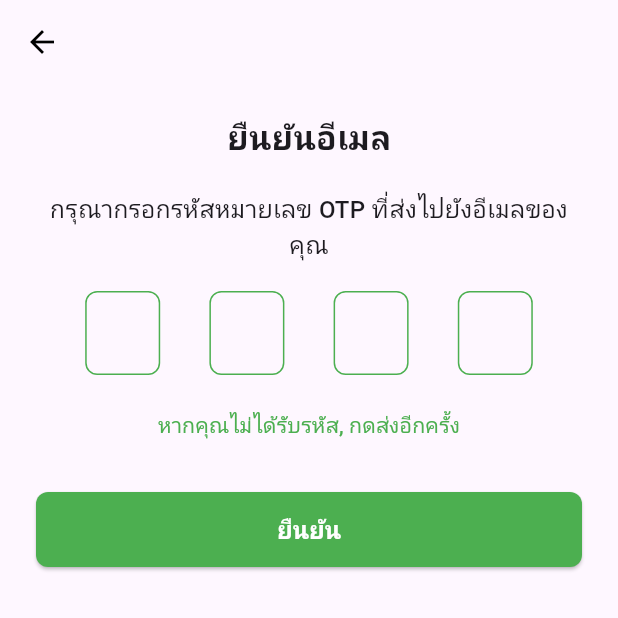
After one commit to Praewawawa/chemicalsprayingchemicalspraying-App, a Flutter app: the OtpLoginScreen screen opened directly, on a phone screen of 412 x 824 dp, the top half of it. The commit adds this screen. Run offline on Flutter 3.47's test engine with Material 3 defaults, Android fonts, the phone set to English and light mode, and no system bars; our stand-ins replace auto_route, google_maps_flutter, percent_indicator, shared_preferences; accounts and stored records are empty.

Commit message:
Initial commit

```diff
--- a/lib/screen/addprofile.dart
+++ b/lib/screen/addprofile.dart
@@ -76,6 +76,7 @@ class _AddprofilePageState extends State<AddprofilePage> {
                   context.router.push(const ProfileRoute());
                   break;
               }
+
         },
       ),
     );
--- /dev/null
+++ b/lib/screen/otplogin.dart
@@ -0,0 +1,95 @@
+import 'package:auto_route/auto_route.dart';
+import 'package:flutter/material.dart';
+
+@RoutePage()
+class OtpLoginScreen extends StatelessWidget {
+    const OtpLoginScreen({super.key});
+
+
+  @override
+  Widget build(BuildContext context) {
+    return Scaffold(
+      appBar: AppBar(
+        backgroundColor: Colors.transparent,
+        elevation: 0,
+        leading: IconButton(
+          icon: const Icon(Icons.arrow_back, color: Colors.black),
+          onPressed: () => Navigator.of(context).pop(),
+        ),
+      ),
+      body: Padding(
+        padding: const EdgeInsets.symmetric(horizontal: 24.0),
+        child: Column(
+          crossAxisAlignment: CrossAxisAlignment.center,
+          children: [
+            const SizedBox(height: 20),
+            const Text(
+              'ยืนยันอีเมล',
+              style: TextStyle(fontSize: 22, fontWeight: FontWeight.bold),
+            ),
+            const SizedBox(height: 20),
+            const Text(
+              'กรุณากรอกรหัสหมายเลข OTP ที่ส่งไปยังอีเมลของคุณ',
+              textAlign: TextAlign.center,
+              style: TextStyle(fontSize: 16, fontWeight: FontWeight.w500),
+            ),
+            const SizedBox(height: 20),
+            Row(
+              mainAxisAlignment: MainAxisAlignment.spaceEvenly,
+              children: List.generate(
+                4,
+                (index) => SizedBox(
+                  width: 50,
+                  child: TextField(
+                    keyboardType: TextInputType.number,
+                    textAlign: TextAlign.center,
+                    maxLength: 1,
+                    decoration: InputDecoration(
+                      counterText: '',
+                      enabledBorder: OutlineInputBorder(
+                        borderSide: const BorderSide(color: Colors.green),
+                        borderRadius: BorderRadius.circular(8),
+                      ),
+                      focusedBorder: OutlineInputBorder(
+                        borderSide: const BorderSide(color: Colors.green, width: 2),
+                        borderRadius: BorderRadius.circular(8),
+                      ),
+                    ),
+                  ),
+                ),
+              ),
+            ),
+            const SizedBox(height: 10),
+            TextButton(
+              onPressed: () {},
+              child: const Text(
+                'หากคุณไม่ได้รับรหัส, กดส่งอีกครั้ง',
+                style: TextStyle(color: Colors.green, fontSize: 14),
+              ),
+            ),
+            const SizedBox(height: 20),
+            SizedBox(
+              width: double.infinity,
+              height: 50,
+              child: ElevatedButton(
+                onPressed: () {
+                  context.router.pushNamed('/resetpassword');  // ✅ ใช้ pushNamed แทน replaceNamed
+                },
+                style: ElevatedButton.styleFrom(
+                  backgroundColor: Colors.green,
+                  shape: RoundedRectangleBorder(
+                    borderRadius: BorderRadius.circular(8),
+                  ),
+                ),
+                child: const Text(
+                  'ยืนยัน',
+                  style: TextStyle(color: Colors.white, fontSize: 16, fontWeight: FontWeight.bold),
+                ),
+              ),
+            ),
+          ],
+        ),
+      ),
+    );
+  }
+}
```
Also changed, not shown: lib/screen/createaccount.dart (+53 -3 lines), lib/screen/setting.dart (+23 -30 lines). Lines whose indentation alone changed are shown as unchanged.
